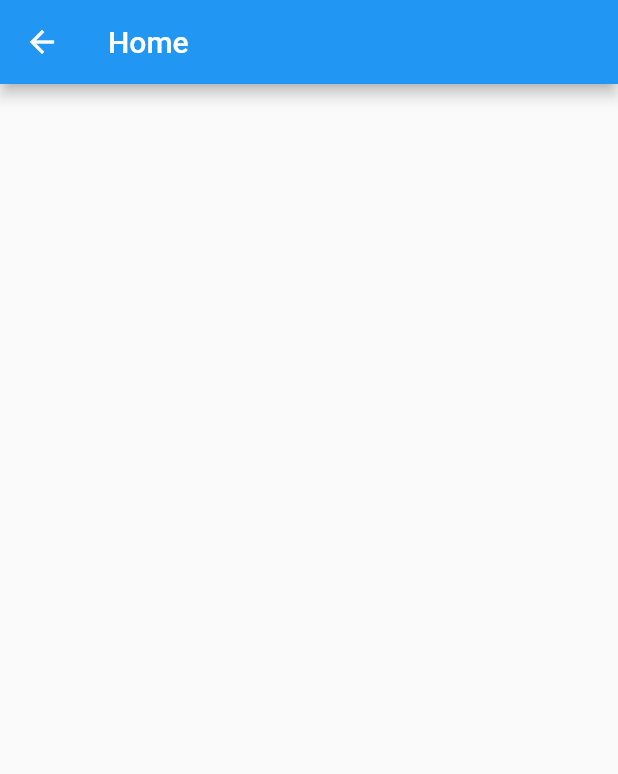
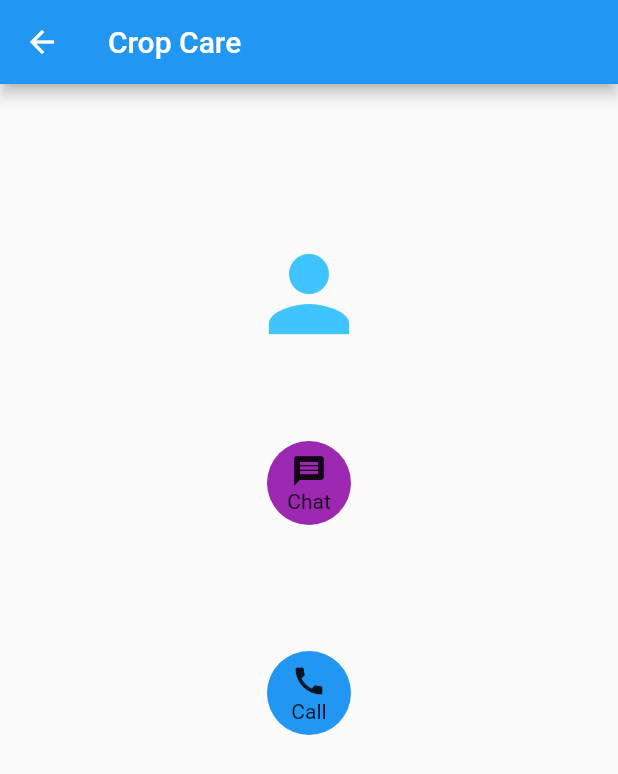
Before and after one commit to The-EnspireTech/Paku, a Flutter app: the screen it shows after launch, after a tap on "Go to Home", on a phone screen of 412 x 824 dp. Shown: the top 774 px of the screen. Run offline on Flutter 3.47's test engine with Material 2 defaults, Android fonts, the phone set to English and light mode, and no system bars; our stand-ins replace easy_localization; missing offline and left inert: flutter_dialogflow.

Commit message:
language translation

```diff
--- /dev/null
+++ b/kheti/assets/translations/en.json
@@ -0,0 +1,8 @@
+{
+    "Home":"Go to Home",
+    "Crop_Plan":"Go to Crop Plan",
+    "Crop_Care":"Go to Crop Care",
+    "Market":"Go to Market",
+    "News":"Go to News",
+    "Profile":"Go to Profile"
+}
--- /dev/null
+++ b/kheti/assets/translations/hi.json
@@ -0,0 +1,10 @@
+{
+    "Home":"होममा जानुहोस",
+    "Crop_Plan":"बीउको योजना",
+    "Crop_Care":"बीउको हेरचार",
+    "Market":"तपाईको बजार",
+    "News":"समाचार पढ्नुहोस",
+    "Profile":"प्रोफाइल हेर्नुहोस"
+
+
+}
--- a/kheti/lib/home.dart
+++ b/kheti/lib/home.dart
@@ -5,8 +5,73 @@ class Home extends StatelessWidget {
   Widget build(BuildContext context) {
     return Scaffold(
         appBar: AppBar(
-          title: Text('Home'),
+          title: Text('Crop Care'),
         ),
-        body: Center());
+        body: Center(
+          child: Padding(
+            padding: EdgeInsets.all(100.0),
+            child: Container(
+              child: Column(
+                children: [
+                  Container(
+                    child: Column(
+                      children: [
+                        Icon(
+                          Icons.person,
+                          color: Colors.lightBlueAccent,
+                          size: 80,
+                        )
+                      ],
+                    ),
+                  ),
+                  Text('\n\n'),
+                  Container(
+                    padding: EdgeInsets.all(10),
+                    child: SizedBox.fromSize(
+                      size: Size(56, 56), // button width and height
+                      child: ClipOval(
+                        child: Material(
+                          color: Colors.purple, // button color
+                          child: InkWell(
+                            splashColor: Colors.green, // splash color
+                            child: Column(
+                              mainAxisAlignment: MainAxisAlignment.center,
+                              children: <Widget>[
+                                Icon(Icons.message), // icon
+                                Text("Chat"), // text
+                              ],
+                            ),
+                          ),
+                        ),
+                      ),
+                    ),
+                  ),
+                  Text("\n\n\n"),
+                  Container(
+                    padding: EdgeInsets.all(10),
+                    child: SizedBox.fromSize(
+                      size: Size(56, 56), // button width and height
+                      child: ClipOval(
+                        child: Material(
+                          color: Colors.blue, // button color
+                          child: InkWell(
+                            splashColor: Colors.green, // splash color
+                            child: Column(
+                              mainAxisAlignment: MainAxisAlignment.center,
+                              children: <Widget>[
+                                Icon(Icons.call), // icon
+                                Text("Call"), // text
+                              ],
+                            ),
+                          ),
+                        ),
+                      ),
+                    ),
+                  )
+                ],
+              ),
+            ),
+          ),
+        ));
   }
 }
--- a/kheti/lib/main.dart
+++ b/kheti/lib/main.dart
@@ -6,13 +6,23 @@ import 'package:kheti/home.dart';
 import 'package:kheti/market.dart';
 import 'package:kheti/news.dart';
 import 'package:kheti/profile.dart';
+import 'package:easy_localization/easy_localization.dart';
 
-void main() => runApp(MyApp());
+void main() => runApp(
+      EasyLocalization(
+        supportedLocales: [Locale('en', 'US'), Locale('hi', 'US')],
+        path: 'assets/translations',
+        fallbackLocale: Locale('en', 'US'),
+        child: MyApp(),
+      ),
+    );
 
 class MyApp extends StatelessWidget {
   @override
   Widget build(BuildContext context) {
     return MaterialApp(
+      supportedLocales: context.supportedLocales,
+      localizationsDelegates: context.localizationDelegates,
       routes: {
         '/home': (context) => Home(),
         '/cropcare': (context) => CropCare(),
@@ -31,16 +41,16 @@ class MyHome extends StatelessWidget {
   @override
   Widget build(BuildContext context) {
     return Padding(
-      padding: const EdgeInsets.fromLTRB(20, 100, 20, 10),
+      padding: const EdgeInsets.fromLTRB(20, 100, 60, 10),
       child: Column(
         children: [
           Container(
             child: Column(
               children: [
                 RaisedButton(
-                  child: Text('Go to Home'),
+                  child: Text('Nepali'),
                   onPressed: () {
-                    Navigator.pushNamed(context, '/home');
+                    context.locale = Locale('hi', 'US');
                   },
                   color: Colors.blue,
                 )
@@ -51,9 +61,9 @@ class MyHome extends StatelessWidget {
             child: Column(
               children: [
                 RaisedButton(
-                  child: Text('Go to Crop Plan'),
+                  child: Text('Nepali'),
                   onPressed: () {
-                    Navigator.pushNamed(context, '/cropplan');
+                    context.locale = Locale('en', 'US');
                   },
                   color: Colors.blue,
                 )
@@ -64,7 +74,35 @@ class MyHome extends StatelessWidget {
             child: Column(
               children: [
                 RaisedButton(
-                  child: Text("Go To Crop Care"),
+                  child: Text('Go to Home').tr(),
+                  onPressed: () {
+                    Navigator.pushNamed(context, '/home');
+                  },
+                  color: Colors.blue,
+                )
+              ],
+            ),
+          ),
+          Container(
+            padding: EdgeInsets.all(10),
+            child: Column(
+              children: [
+                RaisedButton(
+                  child: Text('Go to Crop Plan').tr(),
+                  onPressed: () {
+                    Navigator.pushNamed(context, '/cropplan');
+                  },
+                  color: Colors.blue,
+                )
+              ],
+            ),
+          ),
+          Container(
+            padding: EdgeInsets.all(10),
+            child: Column(
+              children: [
+                RaisedButton(
+                  child: Text("Go to Crop Care"),
                   onPressed: () {
                     Navigator.pushNamed(context, '/cropcare');
                   },
@@ -74,10 +112,11 @@ class MyHome extends StatelessWidget {
             ),
           ),
           Container(
+            padding: EdgeInsets.all(10),
             child: Column(
               children: [
                 RaisedButton(
-                  child: Text("Go To Market"),
+                  child: Text("Go to Market"),
                   onPressed: () {
                     Navigator.pushNamed(context, '/market');
                   },
@@ -87,10 +126,11 @@ class MyHome extends StatelessWidget {
             ),
           ),
           Container(
+            padding: EdgeInsets.all(10),
             child: Column(
               children: [
                 RaisedButton(
-                  child: Text("Go To News"),
+                  child: Text("Go to News"),
                   onPressed: () {
                     Navigator.pushNamed(context, '/news');
                   },
@@ -100,10 +140,11 @@ class MyHome extends StatelessWidget {
             ),
           ),
           Container(
+            padding: EdgeInsets.all(10),
             child: Column(
               children: [
                 RaisedButton(
-                  child: Text("Go To Profile"),
+                  child: Text("Go to Profile"),
                   onPressed: () {
                     Navigator.pushNamed(context, '/profile');
                   },
--- a/kheti/pubspec.yaml
+++ b/kheti/pubspec.yaml
@@ -30,6 +30,8 @@ dependencies:
   cupertino_icons: ^1.0.0
   flutter_dialogflow: ^0.1.3
   url_launcher: ^5.7.10
+  easy_localization: ^2.3.3
+
 
 dev_dependencies:
   flutter_test:
@@ -42,6 +44,7 @@ dev_dependencies:
 flutter:
   assets:
     - assets/service.json
+    - assets/translations/
   # The following line ensures that the Material Icons font is
   # included with your application, so that you can use the icons in
   # the material Icons class.
```
Also changed, not shown: kheti/lib/cropCare.dart (+48 -20 lines), kheti/lib/cropPlan.dart (+21 -1 lines), kheti/pubspec.lock, 1 other file.
